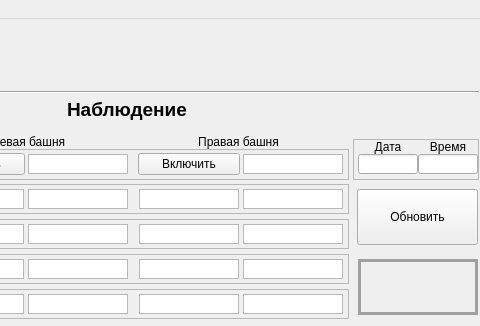
Above: dis_form/form1.ui from MirAlexey/lsm_2 before the change; both pictures show x 197 to 677 and y 0 to 326 of the 677 by 499 pixel window. Below: the same form after it.
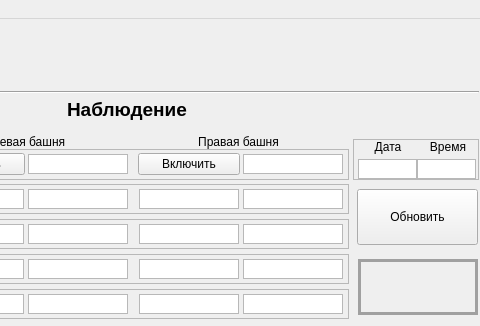
That is the form after the change. Icons and pictures are not drawn.

Patch:
```diff
--- a/dis_form/form1.ui
+++ b/dis_form/form1.ui
@@ -10,6 +10,24 @@
     <height>499</height>
    </rect>
   </property>
+  <property name="sizePolicy">
+   <sizepolicy hsizetype="Fixed" vsizetype="Fixed">
+    <horstretch>0</horstretch>
+    <verstretch>0</verstretch>
+   </sizepolicy>
+  </property>
+  <property name="minimumSize">
+   <size>
+    <width>677</width>
+    <height>499</height>
+   </size>
+  </property>
+  <property name="maximumSize">
+   <size>
+    <width>677</width>
+    <height>499</height>
+   </size>
+  </property>
   <property name="windowTitle">
    <string notr="true">LSM</string>
   </property>
@@ -1030,26 +1048,6 @@
     <property name="frameShadow">
      <enum>QFrame::Raised</enum>
     </property>
-    <widget class="QLineEdit" name="lsm__data">
-     <property name="geometry">
-      <rect>
-       <x>5</x>
-       <y>15</y>
-       <width>60</width>
-       <height>20</height>
-      </rect>
-     </property>
-    </widget>
-    <widget class="QLineEdit" name="lsm__time">
-     <property name="geometry">
-      <rect>
-       <x>65</x>
-       <y>15</y>
-       <width>60</width>
-       <height>20</height>
-      </rect>
-     </property>
-    </widget>
     <widget class="QLabel" name="label_17">
      <property name="geometry">
       <rect>
@@ -1082,6 +1080,44 @@
       <set>Qt::AlignCenter</set>
      </property>
     </widget>
+    <widget class="QTextEdit" name="lsm__date">
+     <property name="geometry">
+      <rect>
+       <x>5</x>
+       <y>20</y>
+       <width>59</width>
+       <height>20</height>
+      </rect>
+     </property>
+     <property name="verticalScrollBarPolicy">
+      <enum>Qt::ScrollBarAlwaysOff</enum>
+     </property>
+     <property name="horizontalScrollBarPolicy">
+      <enum>Qt::ScrollBarAlwaysOff</enum>
+     </property>
+     <property name="readOnly">
+      <bool>true</bool>
+     </property>
+    </widget>
+    <widget class="QTextEdit" name="lsm__time">
+     <property name="geometry">
+      <rect>
+       <x>64</x>
+       <y>20</y>
+       <width>59</width>
+       <height>20</height>
+      </rect>
+     </property>
+     <property name="verticalScrollBarPolicy">
+      <enum>Qt::ScrollBarAlwaysOff</enum>
+     </property>
+     <property name="horizontalScrollBarPolicy">
+      <enum>Qt::ScrollBarAlwaysOff</enum>
+     </property>
+     <property name="readOnly">
+      <bool>true</bool>
+     </property>
+    </widget>
    </widget>
    <widget class="Line" name="line">
     <property name="geometry">
```
Left out of the diff: 5 changed lines with no effect on the pictures.
